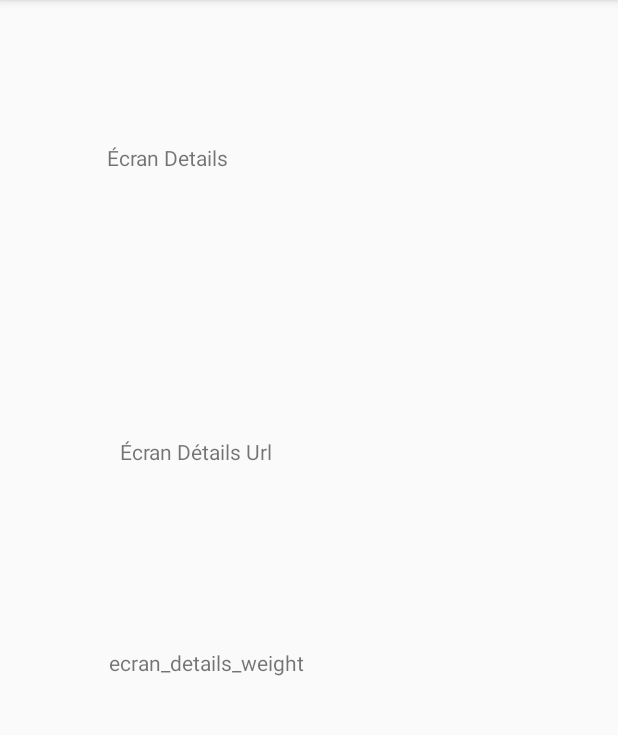
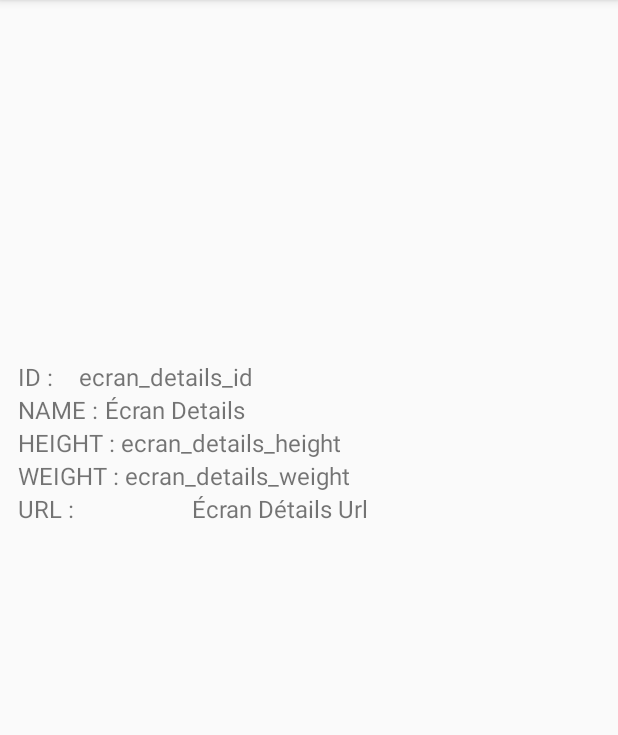
Before and after one commit to QuentinBernigaud/3A-Prog-Mobile-Projet, an Android app: the DetailsActivity screen opened directly, with no data from a screen before it, on a phone screen of 412 x 824 dp, the part 84-819 px from its top. Run offline under Robolectric (Android 15) with nearby library versions, the phone set to English and light mode, and no system bars; 5 statements that could not run were skipped.

Commit message:
[PokéApi][Details] Ajout de données supplémentaire dans le fragment Details

```diff
--- a/app/src/main/java/com/example/atry/presentation/model/Pokemon.java
+++ b/app/src/main/java/com/example/atry/presentation/model/Pokemon.java
@@ -5,6 +5,8 @@ public class Pokemon {
     private String url;
     private String name;
     private String weight;
+    private String height;
+    private String id;
 
 
     public String getUrl() {
@@ -18,4 +20,12 @@ public class Pokemon {
     public String getWeight() {
         return weight;
     }
+
+    public String getHeight() {
+        return height;
+    }
+
+    public String getId() {
+        return id;
+    }
 }
--- a/app/src/main/java/com/example/atry/presentation/view/DetailsActivity.java
+++ b/app/src/main/java/com/example/atry/presentation/view/DetailsActivity.java
@@ -21,6 +21,8 @@ public class DetailsActivity extends AppCompatActivity {
     private TextView txtDetails;
     private TextView txtDetailsUrl;
     private TextView txtDetailsWeight;
+    private TextView txtDetailsHeight;
+    private TextView txtDetailsId;
 
     @Override
     protected void onCreate(Bundle savedInstanceState) {
@@ -32,6 +34,8 @@ public class DetailsActivity extends AppCompatActivity {
         txtDetails = findViewById(R.id.details_txt);
         txtDetailsUrl = findViewById(R.id.Url_txt);
         txtDetailsWeight = findViewById(R.id.Weight_txt);
+        txtDetailsHeight = findViewById(R.id.Height_txt);
+        txtDetailsId = findViewById(R.id.Id_txt);
 
 
         Intent intent = getIntent();
@@ -45,9 +49,17 @@ public class DetailsActivity extends AppCompatActivity {
         String pokemonJsonWeight = intent.getStringExtra("pokemonKeyWeight");
         Pokemon pokemonWeight = Singletons.getGson().fromJson(pokemonJsonWeight, Pokemon.class);
 
+        String pokemonJsonHeight = intent.getStringExtra("pokemonKeyHeight");
+        Pokemon pokemonHeight = Singletons.getGson().fromJson(pokemonJsonHeight, Pokemon.class);
+
+        String pokemonJsonId = intent.getStringExtra("pokemonKeyId");
+        Pokemon pokemonId = Singletons.getGson().fromJson(pokemonJsonId, Pokemon.class);
+
         showDetail(pokemon);
         showDetail(pokemonUrl);
         showDetail(pokemonWeight);
+        showDetail(pokemonHeight);
+        showDetail(pokemonId);
 
     }
 
@@ -56,6 +68,8 @@ public class DetailsActivity extends AppCompatActivity {
         txtDetails.setText(pokemon.getName());
         txtDetailsUrl.setText(pokemon.getUrl());
         txtDetailsWeight.setText(pokemon.getWeight());
+        txtDetailsHeight.setText(pokemon.getHeight());
+        txtDetailsId.setText(pokemon.getId());
 
     }
 
--- a/app/src/main/java/com/example/atry/presentation/view/MainActivity.java
+++ b/app/src/main/java/com/example/atry/presentation/view/MainActivity.java
@@ -77,6 +77,8 @@ public class MainActivity extends AppCompatActivity {
         myIntent.putExtra("pokemonKey", Singletons.getGson().toJson(pokemon));
         myIntent.putExtra("pokemonKeyUrl", Singletons.getGson().toJson(pokemon));
         myIntent.putExtra("pokemonKeyWeight", Singletons.getGson().toJson(pokemon));
+        myIntent.putExtra("pokemonKeyHeight", Singletons.getGson().toJson(pokemon));
+        myIntent.putExtra("pokemonKeyId", Singletons.getGson().toJson(pokemon));
         MainActivity.this.startActivity(myIntent);
 
     }
--- a/app/src/main/res/layout/activity_details.xml
+++ b/app/src/main/res/layout/activity_details.xml
@@ -9,30 +9,84 @@
 
     <TextView
         android:id="@+id/details_txt"
-
         android:layout_width="wrap_content"
         android:layout_height="wrap_content"
+        android:layout_marginEnd="184dp"
+
         android:text="@string/details_text_description"
+        android:textSize="16sp"
+        app:layout_constraintEnd_toEndOf="parent"
+        app:layout_constraintHorizontal_bias="0.0"
+        app:layout_constraintStart_toEndOf="@+id/textView4"
+        app:layout_constraintTop_toBottomOf="@+id/Id_txt" />
 
-        app:layout_constraintBottom_toBottomOf="parent"
-        app:layout_constraintEnd_toEndOf="parent"
-        app:layout_constraintHorizontal_bias="0.216"
+    <TextView
+
+        android:id="@+id/textView2"
+        android:layout_width="wrap_content"
+        android:layout_height="wrap_content"
+        android:layout_marginStart="12dp"
+        android:text="WEIGHT : "
+        android:textSize="16sp"
+
         app:layout_constraintStart_toStartOf="parent"
-        app:layout_constraintTop_toTopOf="parent"
-        app:layout_constraintVertical_bias="0.127" />
+        app:layout_constraintTop_toBottomOf="@+id/Height_txt" />
+
+    <TextView
+        android:id="@+id/textView6"
+        android:layout_width="wrap_content"
+        android:layout_height="wrap_content"
+        android:layout_marginStart="12dp"
+        android:text="HEIGHT : "
+
+        android:textSize="16sp"
+        app:layout_constraintStart_toStartOf="parent"
+        app:layout_constraintTop_toBottomOf="@+id/details_txt" />
+
+    <TextView
+        android:id="@+id/textView4"
+        android:layout_width="wrap_content"
+        android:layout_height="wrap_content"
+        android:layout_marginStart="12dp"
+        android:text="NAME : "
+
+        android:textSize="16sp"
+        app:layout_constraintStart_toStartOf="parent"
+        app:layout_constraintTop_toBottomOf="@+id/Id_txt" />
+
+    <TextView
+        android:id="@+id/textView5"
+        android:layout_width="wrap_content"
+        android:layout_height="wrap_content"
+        android:layout_marginStart="12dp"
+        android:text="ID : "
+
+        android:textSize="16sp"
+        app:layout_constraintBottom_toTopOf="@+id/textView4"
+        app:layout_constraintStart_toStartOf="parent" />
+
+    <TextView
+        android:id="@+id/textView3"
+        android:layout_width="wrap_content"
+
+        android:layout_height="wrap_content"
+        android:layout_marginStart="12dp"
+        android:text="URL : "
+        android:textSize="16sp"
+        app:layout_constraintStart_toStartOf="parent"
+        app:layout_constraintTop_toBottomOf="@+id/Weight_txt" />
 
     <TextView
         android:id="@+id/Url_txt"
         android:layout_width="wrap_content"
         android:layout_height="19dp"
         android:text="@string/ecran_details_url"
+        android:textSize="16sp"
+        app:layout_constraintEnd_toEndOf="parent"
 
-        app:layout_constraintBottom_toBottomOf="parent"
-        app:layout_constraintEnd_toEndOf="parent"
-        app:layout_constraintHorizontal_bias="0.257"
-        app:layout_constraintStart_toStartOf="parent"
-        app:layout_constraintTop_toTopOf="parent"
-        app:layout_constraintVertical_bias="0.389" />
+        app:layout_constraintHorizontal_bias="0.311"
+        app:layout_constraintStart_toEndOf="@+id/textView3"
+        app:layout_constraintTop_toBottomOf="@+id/Weight_txt" />
 
     <TextView
         android:id="@+id/Weight_txt"
@@ -41,12 +95,34 @@
 
 
         android:text="@string/ecran_details_weight"
-        app:layout_constraintBottom_toBottomOf="parent"
+        android:textSize="16sp"
+        app:layout_constraintStart_toEndOf="@+id/textView2"
+        app:layout_constraintTop_toBottomOf="@+id/Height_txt" />
+
+    <TextView
+        android:id="@+id/Height_txt"
+        android:layout_width="wrap_content"
+        android:layout_height="wrap_content"
+        android:text="@string/ecran_details_height"
+        android:textSize="16sp"
 
         app:layout_constraintEnd_toEndOf="parent"
-        app:layout_constraintHorizontal_bias="0.257"
-        app:layout_constraintStart_toStartOf="parent"
+        app:layout_constraintHorizontal_bias="0.0"
+        app:layout_constraintStart_toEndOf="@+id/textView6"
         app:layout_constraintTop_toBottomOf="@+id/details_txt" />
+
+    <TextView
+        android:id="@+id/Id_txt"
+        android:layout_width="wrap_content"
+        android:layout_height="wrap_content"
+        android:layout_marginTop="240dp"
+
+        android:text="@string/ecran_details_id"
+        android:textSize="16sp"
+        app:layout_constraintEnd_toEndOf="parent"
+        app:layout_constraintHorizontal_bias="0.051"
+        app:layout_constraintStart_toEndOf="@+id/textView5"
+        app:layout_constraintTop_toTopOf="parent" />
 
 
 </androidx.constraintlayout.widget.ConstraintLayout>
--- a/app/src/main/res/values/strings.xml
+++ b/app/src/main/res/values/strings.xml
@@ -3,5 +3,7 @@
     <string name="details_text_description">Écran Details</string>
     <string name="ecran_details_url">Écran Détails Url</string>
     <string name="ecran_details_weight">ecran_details_weight</string>
+    <string name="ecran_details_height">ecran_details_height</string>
+    <string name="ecran_details_id">ecran_details_id</string>
 
 </resources>
```
